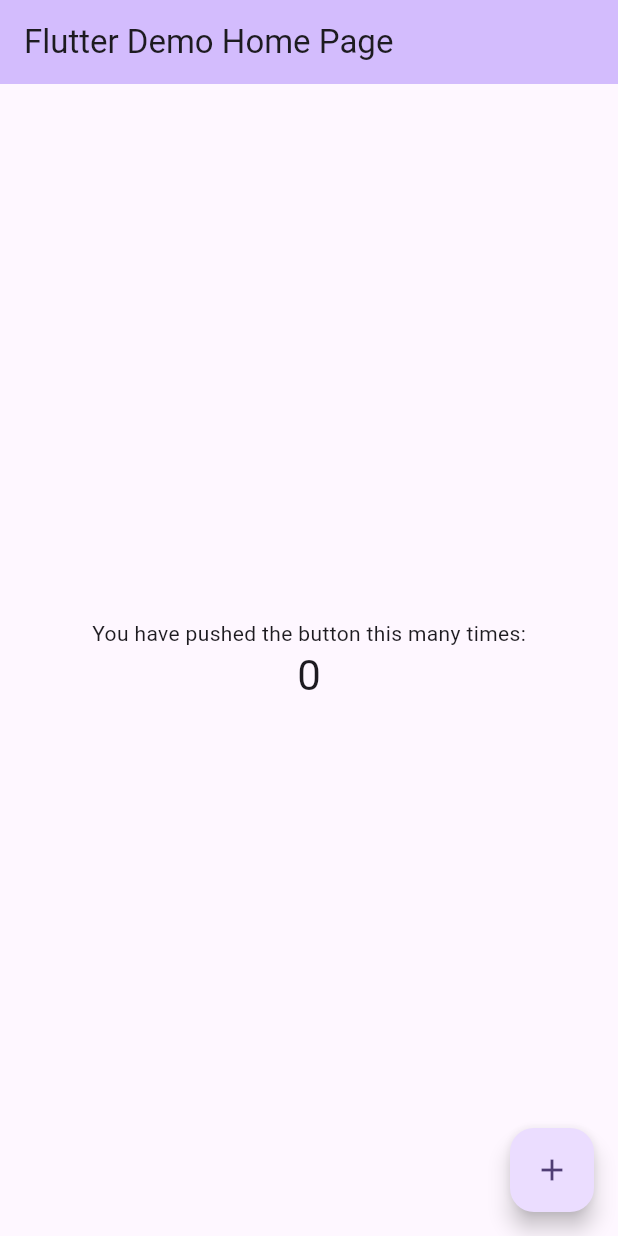
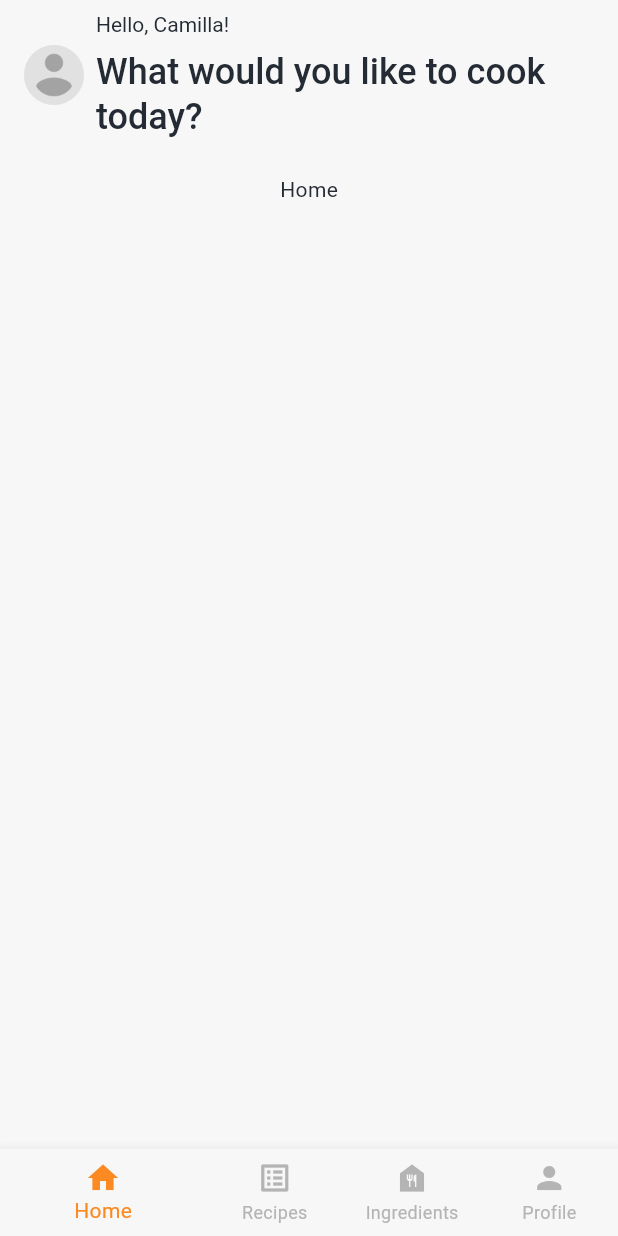
Before and after one commit to camillaromagnoli/my_recipes, a Flutter app: the screen it shows after launch, on a phone screen of 412 x 824 dp. Run offline on Flutter 3.47's test engine with Material 3 defaults, Android fonts, the phone set to English and light mode, and no system bars; our stand-ins replace go_router.

Commit message:
feat: create router config

```diff
--- /dev/null
+++ b/lib/core/design/colors.dart
@@ -0,0 +1,16 @@
+import 'package:flutter/material.dart';
+
+const ColorScheme lightColorScheme = ColorScheme(
+  brightness: Brightness.light,
+  primary: Color(0xFFfb8a22),
+  onPrimary: Color(0xFFfefbf8),
+  primaryContainer: Color(0xFFedeff3),
+  onPrimaryContainer: Color(0xFF3D0024),
+  secondary: Color(0xFFfff1e4),
+  onSecondary: Color(0xFF55565a),
+  tertiary: Color(0xFFb4b4b4),
+  surface: Color(0xFFf7f7f7),
+  onSurface: Color(0xFF242b34),
+  onError: Color(0xFFFFFFFF),
+  error: Colors.red,
+);
--- /dev/null
+++ b/lib/core/routes/app_routes.dart
@@ -0,0 +1,24 @@
+import 'package:go_router/go_router.dart';
+import 'package:my_recipes/core/routes/app_routes_path.dart';
+import 'package:my_recipes/ui/core/root.dart';
+import 'package:my_recipes/ui/home/home.dart';
+import 'package:my_recipes/ui/ingredients/ingredients_view.dart';
+
+final GoRouter router = GoRouter(
+  initialLocation: AppRoutePaths.home,
+  routes: [
+    ShellRoute(
+      builder: (context, state, child) => RootView(child: child),
+      routes: [
+        GoRoute(
+          path: AppRoutePaths.home,
+          builder: (context, state) => HomeView(),
+        ),
+        GoRoute(
+          path: AppRoutePaths.ingredients,
+          builder: (context, state) => IngredientsView(),
+        ),
+      ],
+    )
+  ],
+);
--- /dev/null
+++ b/lib/core/routes/app_routes_path.dart
@@ -0,0 +1,4 @@
+abstract class AppRoutePaths {
+  static const String home = '/';
+  static const String ingredients = '/ingredients';
+}
--- a/lib/main.dart
+++ b/lib/main.dart
@@ -1,4 +1,6 @@
 import 'package:flutter/material.dart';
+import 'package:my_recipes/core/design/colors.dart';
+import 'package:my_recipes/core/routes/app_routes.dart';
 
 void main() {
   runApp(const MyApp());
@@ -7,119 +9,15 @@ void main() {
 class MyApp extends StatelessWidget {
   const MyApp({super.key});
 
-  // This widget is the root of your application.
   @override
   Widget build(BuildContext context) {
-    return MaterialApp(
+    return MaterialApp.router(
+      routerConfig: router,
       title: 'Flutter Demo',
       theme: ThemeData(
-        // This is the theme of your application.
-        //
-        // TRY THIS: Try running your application with "flutter run". You'll see
-        // the application has a purple toolbar. Then, without quitting the app,
-        // try changing the seedColor in the colorScheme below to Colors.green
-        // and then invoke "hot reload" (save your changes or press the "hot
-        // reload" button in a Flutter-supported IDE, or press "r" if you used
-        // the command line to start the app).
-        //
-        // Notice that the counter didn't reset back to zero; the application
-        // state is not lost during the reload. To reset the state, use hot
-        // restart instead.
-        //
-        // This works for code too, not just values: Most code changes can be
-        // tested with just a hot reload.
-        colorScheme: ColorScheme.fromSeed(seedColor: Colors.deepPurple),
+        colorScheme: lightColorScheme,
         useMaterial3: true,
       ),
-      home: const MyHomePage(title: 'Flutter Demo Home Page'),
     );
   }
 }
-
-class MyHomePage extends StatefulWidget {
-  const MyHomePage({super.key, required this.title});
-
-  // This widget is the home page of your application. It is stateful, meaning
-  // that it has a State object (defined below) that contains fields that affect
-  // how it looks.
-
-  // This class is the configuration for the state. It holds the values (in this
-  // case the title) provided by the parent (in this case the App widget) and
-  // used by the build method of the State. Fields in a Widget subclass are
-  // always marked "final".
-
-  final String title;
-
-  @override
-  State<MyHomePage> createState() => _MyHomePageState();
-}
-
-class _MyHomePageState extends State<MyHomePage> {
-  int _counter = 0;
-
-  void _incrementCounter() {
-    setState(() {
-      // This call to setState tells the Flutter framework that something has
-      // changed in this State, which causes it to rerun the build method below
-      // so that the display can reflect the updated values. If we changed
-      // _counter without calling setState(), then the build method would not be
-      // called again, and so nothing would appear to happen.
-      _counter++;
-    });
-  }
-
-  @override
-  Widget build(BuildContext context) {
-    // This method is rerun every time setState is called, for instance as done
-    // by the _incrementCounter method above.
-    //
-    // The Flutter framework has been optimized to make rerunning build methods
-    // fast, so that you can just rebuild anything that needs updating rather
-    // than having to individually change instances of widgets.
-    return Scaffold(
-      appBar: AppBar(
-        // TRY THIS: Try changing the color here to a specific color (to
-        // Colors.amber, perhaps?) and trigger a hot reload to see the AppBar
-        // change color while the other colors stay the same.
-        backgroundColor: Theme.of(context).colorScheme.inversePrimary,
-        // Here we take the value from the MyHomePage object that was created by
-        // the App.build method, and use it to set our appbar title.
-        title: Text(widget.title),
-      ),
-      body: Center(
-        // Center is a layout widget. It takes a single child and positions it
-        // in the middle of the parent.
-        child: Column(
-          // Column is also a layout widget. It takes a list of children and
-          // arranges them vertically. By default, it sizes itself to fit its
-          // children horizontally, and tries to be as tall as its parent.
-          //
-          // Column has various properties to control how it sizes itself and
-          // how it positions its children. Here we use mainAxisAlignment to
-          // center the children vertically; the main axis here is the vertical
-          // axis because Columns are vertical (the cross axis would be
-          // horizontal).
-          //
-          // TRY THIS: Invoke "debug painting" (choose the "Toggle Debug Paint"
-          // action in the IDE, or press "p" in the console), to see the
-          // wireframe for each widget.
-          mainAxisAlignment: MainAxisAlignment.center,
-          children: <Widget>[
-            const Text(
-              'You have pushed the button this many times:',
-            ),
-            Text(
-              '$_counter',
-              style: Theme.of(context).textTheme.headlineMedium,
-            ),
-          ],
-        ),
-      ),
-      floatingActionButton: FloatingActionButton(
-        onPressed: _incrementCounter,
-        tooltip: 'Increment',
-        child: const Icon(Icons.add),
-      ), // This trailing comma makes auto-formatting nicer for build methods.
-    );
-  }
-}
--- /dev/null
+++ b/lib/ui/core/root.dart
@@ -0,0 +1,69 @@
+import 'dart:ui';
+
+import 'package:flutter/material.dart';
+import 'package:go_router/go_router.dart';
+import 'package:my_recipes/core/routes/app_routes_path.dart';
+
+class RootView extends StatefulWidget {
+  const RootView({required this.child, super.key});
+
+  final Widget child;
+
+  @override
+  State<RootView> createState() => _RootViewState();
+}
+
+class _RootViewState extends State<RootView> {
+  int _currentIndex = 0;
+
+  void _onItemTapped(int index) {
+    setState(() {
+      _currentIndex = index;
+    });
+
+    switch (_currentIndex) {
+      case 0:
+        context.go(AppRoutePaths.home);
+        break;
+      case 1:
+        context.go(AppRoutePaths.ingredients);
+        break;
+      default:
+        break;
+    }
+  }
+
+  @override
+  Widget build(BuildContext context) {
+    final ColorScheme colors = Theme.of(context).colorScheme;
+    return Scaffold(
+      bottomNavigationBar: BottomNavigationBar(
+        currentIndex: _currentIndex,
+        selectedItemColor: colors.primary,
+        unselectedItemColor: colors.tertiary,
+        showSelectedLabels: true,
+        showUnselectedLabels: true,
+        onTap: _onItemTapped,
+        items: [
+          BottomNavigationBarItem(
+            icon: Icon(Icons.home),
+            label: 'Home',
+          ),
+          BottomNavigationBarItem(
+            icon: Icon(Icons.list_alt),
+            label: 'Recipes',
+          ),
+          BottomNavigationBarItem(
+            icon: Icon(Icons.food_bank),
+            label: 'Ingredients',
+          ),
+          BottomNavigationBarItem(
+            icon: Icon(Icons.person),
+            label: 'Profile',
+          ),
+        ],
+      ),
+      body: widget.child,
+    );
+  }
+}
--- /dev/null
+++ b/lib/ui/home/home.dart
@@ -0,0 +1,59 @@
+import 'package:flutter/material.dart';
+
+class HomeView extends StatefulWidget {
+  const HomeView({super.key});
+
+  @override
+  State<HomeView> createState() => _HomeViewState();
+}
+
+class _HomeViewState extends State<HomeView> {
+  @override
+  Widget build(BuildContext context) {
+    return Scaffold(
+      appBar: AppBar(
+        toolbarHeight: 100,
+        forceMaterialTransparency: true,
+        title: Row(
+          spacing: 8.0,
+          children: [
+            CircleAvatar(
+              backgroundImage: AssetImage(
+                'assets/profile_placeholder.png',
+              ),
+            ),
+            Expanded(
+              child: Column(
+                crossAxisAlignment: CrossAxisAlignment.start,
+                spacing: 8.0,
+                children: [
+                  Text(
+                    'Hello, Camilla!',
+                    style: TextStyle(
+                      fontSize: 14.0,
+                    ),
+                  ),
+                  Text(
+                    'What would you like to cook today?',
+                    maxLines: 2,
+                    overflow: TextOverflow.ellipsis,
+                    style: TextStyle(
+                      fontSize: 24.0,
+                      fontWeight: FontWeight.w500,
+                    ),
+                  ),
+                ],
+              ),
+            ),
+          ],
+        ),
+      ),
+      body: SingleChildScrollView(
+        child: Padding(
+          padding: const EdgeInsets.all(16.0),
+          child: Center(child: Text('Home')),
+        ),
+      ),
+    );
+  }
+}
--- /dev/null
+++ b/lib/ui/ingredients/ingredients_view.dart
@@ -0,0 +1,42 @@
+import 'package:flutter/material.dart';
+
+class IngredientsView extends StatefulWidget {
+  const IngredientsView({super.key});
+
+  @override
+  State<IngredientsView> createState() => _IngredientsViewState();
+}
+
+class _IngredientsViewState extends State<IngredientsView> {
+  @override
+  Widget build(BuildContext context) {
+    return Scaffold(
+      appBar: AppBar(
+        forceMaterialTransparency: true,
+        title: Text(
+          'Ingredients',
+          style: TextStyle(
+            fontWeight: FontWeight.w500,
+          ),
+        ),
+      ),
+      body: SingleChildScrollView(
+        child: Column(
+          children: [
+            ListTile(
+              leading: Icon(
+                Icons.apple,
+              ),
+              trailing: Text(
+                '400g',
+                style: TextStyle(fontSize: 16),
+              ),
+              title: Text('Chopped tomatoes'),
+              subtitle: Text('Expiring date: 01/01/2025'),
+            ),
+          ],
+        ),
+      ),
+    );
+  }
+}
--- a/pubspec.yaml
+++ b/pubspec.yaml
@@ -40,6 +40,7 @@ dependencies:
   injectable: ^2.5.0
   injectable_generator: ^2.6.2
   dio: ^5.7.0
+  go_router: ^14.6.2
 
 dev_dependencies:
   flutter_test:
@@ -58,6 +59,8 @@ dev_dependencies:
 
 # The following section is specific to Flutter packages.
 flutter:
+  assets:
+    - assets/
 
   # The following line ensures that the Material Icons font is
   # included with your application, so that you can use the icons in
```
Also changed, not shown: assets/ingredients.png (added), assets/profile_placeholder.png (added), assets/recipes.png (added), pubspec.lock.
